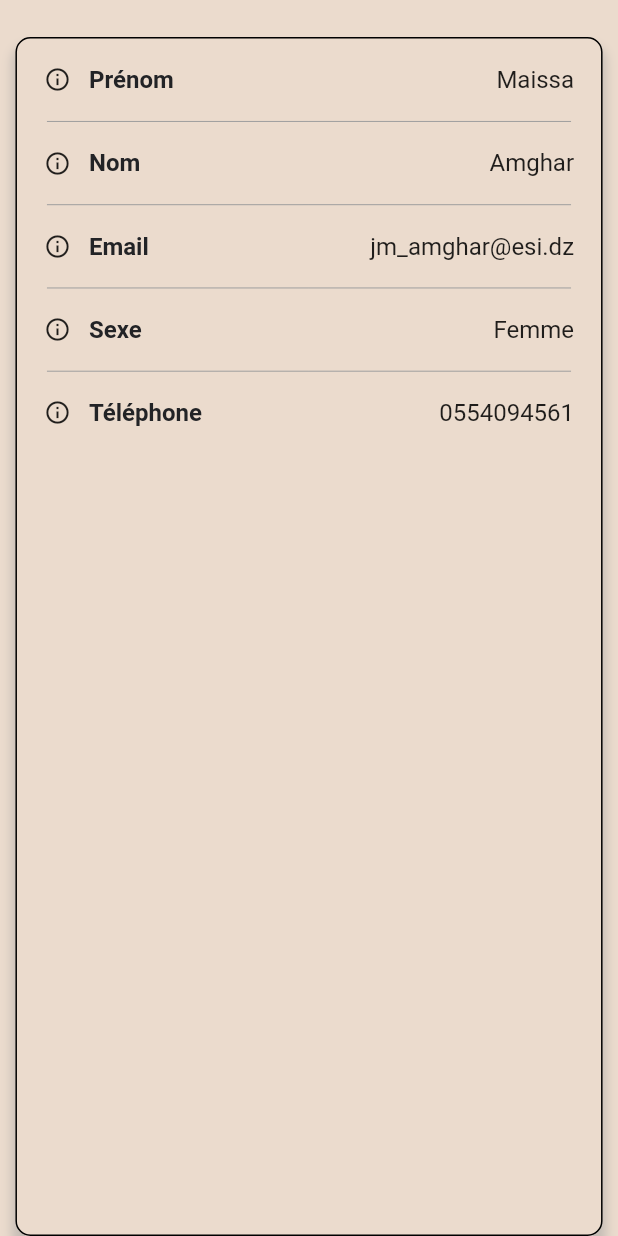
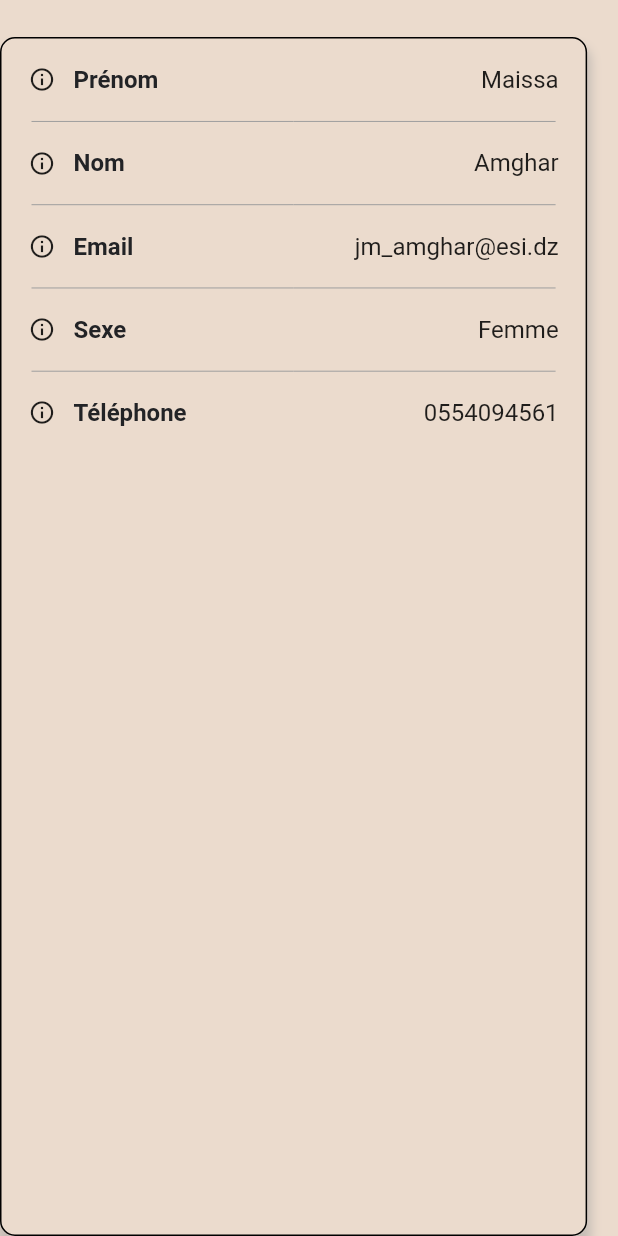
Before and after one commit to maissaAmg/smartbev_mobile3, a Flutter app: the InfoCard widget shown alone on an empty page, opened directly, on a phone screen of 412 x 824 dp. Run offline on Flutter 3.47's test engine with Material 2 defaults, Android fonts, the phone set to English and light mode, and no system bars; our stand-ins replace flutter_svg, hexcolor, image_picker, percent_indicator; network calls fail; Roboto replaces fonts that are missing (Helvetica Neue); project files that could hold a hidden picture were left out.

Commit message:
just some modifications on the profil page

```diff
--- a/lib/View/Widgets/info_profil.dart
+++ b/lib/View/Widgets/info_profil.dart
@@ -25,7 +25,6 @@ class InfoCard extends StatelessWidget {
     return Container(
       width: MediaQuery.of(context).size.width * 0.95,
       margin: EdgeInsets.only(
-        left: MediaQuery.of(context).size.width * 0.025,
         top: MediaQuery.of(context).size.height * 0.03,
       ),
       decoration: BoxDecoration(
```
Also changed, not shown: lib/View/profil_screen.dart (+10 -7 lines).
